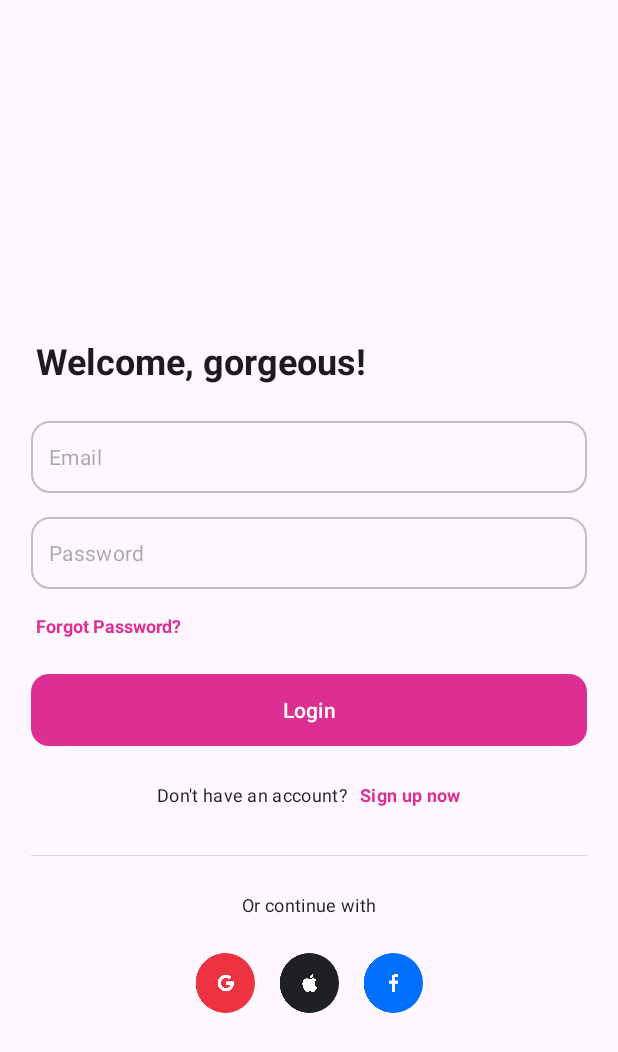
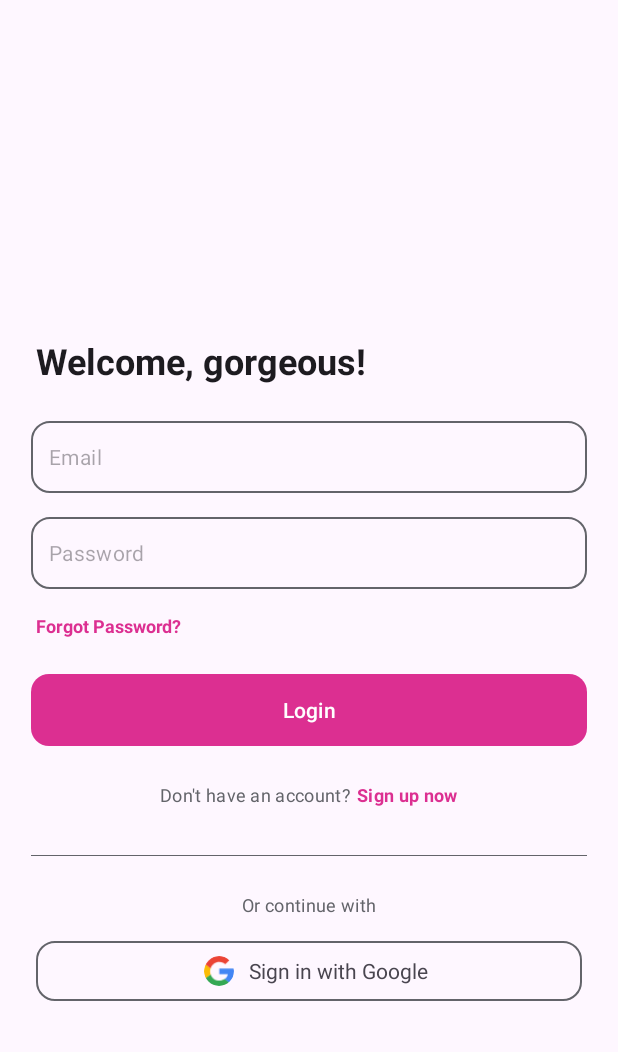
Before and after one commit to foundie/MD, an Android app: the layout activity_login.xml on its own in the app's theme, with its tools: preview values and no code run, on a phone screen of 412 x 824 dp. Shown: the top 1052 px of the screen. Run offline under Robolectric (Android 15) with nearby library versions, the phone set to English and light mode, and no system bars.

Commit message:
revisi_01 login & signup

```diff
--- a/app/src/main/res/drawable/ic_background_edit_text.xml
+++ b/app/src/main/res/drawable/ic_background_edit_text.xml
@@ -7,5 +7,5 @@
     <corners android:radius="12dp" />
     <stroke
         android:width="1dp"
-        android:color="@color/neutral_300" />
+        android:color="?attr/color" />
 </shape>
--- /dev/null
+++ b/app/src/main/res/drawable/ic_button_google.xml
@@ -0,0 +1,18 @@
+<vector xmlns:android="http://schemas.android.com/apk/res/android"
+    android:width="2443dp"
+    android:height="2500dp"
+    android:viewportWidth="256"
+    android:viewportHeight="262">
+  <path
+      android:pathData="M255.88,133.45c0,-10.73 -0.87,-18.57 -2.76,-26.69H130.55v48.45h71.95c-1.45,12.04 -9.28,30.17 -26.69,42.36l-0.24,1.62 38.76,30.02 2.68,0.27c24.66,-22.77 38.88,-56.28 38.88,-96.03"
+      android:fillColor="#4285F4"/>
+  <path
+      android:pathData="M130.55,261.1c35.25,0 64.84,-11.6 86.45,-31.62l-41.2,-31.91c-11.02,7.69 -25.82,13.06 -45.26,13.06 -34.52,0 -63.82,-22.77 -74.27,-54.25l-1.53,0.13 -40.3,31.19 -0.53,1.47C35.39,231.8 79.49,261.1 130.55,261.1"
+      android:fillColor="#34A853"/>
+  <path
+      android:pathData="M56.28,156.37c-2.76,-8.12 -4.35,-16.83 -4.35,-25.82 0,-8.99 1.6,-17.7 4.21,-25.82l-0.07,-1.73L15.26,71.31l-1.34,0.63C5.08,89.64 0,109.52 0,130.55s5.08,40.9 13.93,58.6l42.36,-32.78"
+      android:fillColor="#FBBC05"/>
+  <path
+      android:pathData="M130.55,50.48c24.51,0 41.05,10.59 50.48,19.44l36.84,-35.97C195.24,12.91 165.8,0 130.55,0 79.49,0 35.39,29.3 13.93,71.95l42.21,32.78c10.59,-31.48 39.89,-54.25 74.41,-54.25"
+      android:fillColor="#EB4335"/>
+</vector>
--- a/app/src/main/res/layout/activity_login.xml
+++ b/app/src/main/res/layout/activity_login.xml
@@ -112,12 +112,13 @@
         <TextView
             android:id="@+id/tv_dont_have_account"
             style="@style/TextContent.BodyS"
-            android:text="@string/don_t_have_an_account" />
+            android:text="@string/don_t_have_an_account"
+            android:textColor="?attr/color" />
 
         <TextView
             android:id="@+id/tv_sign_up_now"
             style="@style/TextContent.BodyS"
-            android:layout_marginStart="8dp"
+            android:layout_marginStart="4dp"
             android:text="@string/sign_up_now"
             android:textColor="?attr/colorPrimary"
             android:textStyle="bold" />
@@ -128,7 +129,7 @@
         android:layout_width="0dp"
         android:layout_height="0.5dp"
         android:layout_marginTop="8dp"
-        android:background="@color/neutral_200"
+        android:background="?attr/color"
 
         app:layout_constraintEnd_toEndOf="parent"
         app:layout_constraintStart_toStartOf="parent"
@@ -143,49 +144,39 @@
         android:layout_height="wrap_content"
         android:layout_marginTop="24dp"
         android:text="@string/or_continue_with"
+        android:textColor="?attr/color"
 
         app:layout_constraintEnd_toEndOf="parent"
         app:layout_constraintStart_toStartOf="parent"
         app:layout_constraintTop_toBottomOf="@+id/v_horizontal_divider" />
 
     <LinearLayout
-        android:id="@+id/LL_account"
         android:layout_width="match_parent"
         android:layout_height="wrap_content"
+        android:layout_marginStart="24dp"
         android:layout_marginTop="16dp"
+        android:layout_marginEnd="24dp"
+        android:background="@drawable/ic_background_edit_text"
         android:gravity="center_horizontal"
+        android:orientation="horizontal"
 
         app:layout_constraintEnd_toEndOf="parent"
         app:layout_constraintStart_toStartOf="parent"
         app:layout_constraintTop_toBottomOf="@+id/tv_account_sign_in">
 
         <de.hdodenhof.circleimageview.CircleImageView
-            android:id="@+id/iv_google"
             android:layout_width="40dp"
             android:layout_height="40dp"
-            android:layout_margin="8dp"
-            android:contentDescription="@string/google"
+            android:padding="10dp"
             android:scaleType="centerCrop"
             android:src="@drawable/ic_button_google" />
 
-        <de.hdodenhof.circleimageview.CircleImageView
-            android:id="@+id/iv_apple"
-            android:layout_width="40dp"
-            android:layout_height="40dp"
-            android:layout_margin="8dp"
-            android:contentDescription="@string/apple"
-            android:scaleType="centerCrop"
-            android:src="@drawable/ic_button_apple" />
-
-        <de.hdodenhof.circleimageview.CircleImageView
-            android:id="@+id/iv_facebook"
-            android:layout_width="40dp"
-            android:layout_height="40dp"
-            android:layout_margin="8dp"
-            android:contentDescription="@string/facebook"
-            android:scaleType="centerCrop"
-            android:src="@drawable/ic_button_facebook" />
-
+        <TextView
+            android:layout_width="wrap_content"
+            android:layout_height="wrap_content"
+            android:layout_gravity="center_vertical"
+            android:text="@string/sign_in_with_google" />
     </LinearLayout>
 
+
 </androidx.constraintlayout.widget.ConstraintLayout>
--- a/app/src/main/res/values-night/themes.xml
+++ b/app/src/main/res/values-night/themes.xml
@@ -5,6 +5,7 @@
         <!-- <item name="colorPrimary">@color/my_dark_primary</item> -->
         <item name="colorPrimary">@color/primayColorDark</item>
         <item name="backgroundColor">@color/backgroundLayoutDark</item>
+        <item name="color">@color/neutral_300</item>
     </style>
 
     <style name="TextContent">
--- a/app/src/main/res/values/colors.xml
+++ b/app/src/main/res/values/colors.xml
@@ -2,6 +2,9 @@
 <resources>
     <color name="black">#FF000000</color>
     <color name="white">#FFFFFFFF</color>
+
+    <color name="neutral_500">#63646A</color>
+    <color name="neutral_400">#63646A</color>
     <color name="neutral_300">#BDBEC8</color>
     <color name="neutral_200">#D4D6DD</color>
 
--- a/app/src/main/res/values/themes.xml
+++ b/app/src/main/res/values/themes.xml
@@ -5,6 +5,7 @@
         <!-- <item name="colorPrimary">@color/my_light_primary</item> -->
         <item name="colorPrimary">@color/primaryColor</item>
         <item name="backgroundColor">@color/backgroundLayout</item>
+        <item name="color">@color/neutral_500</item>
 
     </style>
 
```
Also changed, not shown: app/src/main/AndroidManifest.xml (+7 -4 lines), app/src/main/java/com/foundie/id/ui/SignUpActivity.kt (added, +12 -0 lines), app/src/main/res/drawable/ic_background_splash.xml (added, +9 -0 lines), app/src/main/res/drawable/ic_background_splash_dark.xml (added, +9 -0 lines), app/src/main/res/drawable/ic_logo.xml (added, +15 -0 lines), app/src/main/res/layout/activity_sign_up.xml (added, +287 -0 lines), app/src/main/res/values/strings.xml (+15 -0 lines), app/src/main/res/drawable/ic_background_splash.png (deleted), app/src/main/res/drawable/ic_background_splash_dark.png (deleted), app/src/main/res/drawable/ic_button_apple.png (deleted), app/src/main/res/drawable/ic_button_facebook.png (deleted), app/src/main/res/drawable/ic_button_google.png (deleted), app/src/main/res/drawable/ic_logo.png (deleted).
